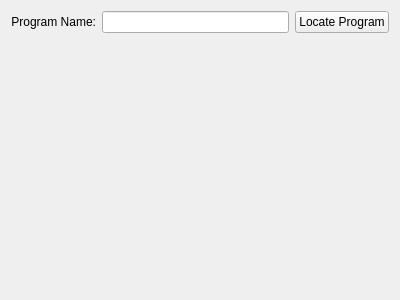
Qt form plugins/Conditions/ProcessOpened/createprocessopenedconditionwidget.ui (KDE/simon) before a commit.
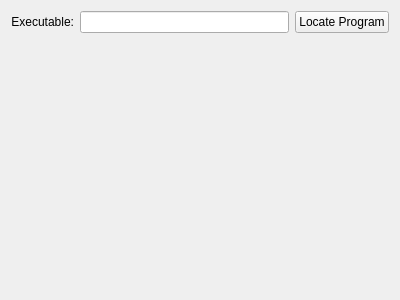
The same form after that commit. Custom widgets are drawn as their Qt base class.

Commit message:
Removing redundant feature from active window condition
Process name checking should instead be done by the process opened
condition

Patch:
```diff
--- a/plugins/Conditions/ProcessOpened/createprocessopenedconditionwidget.ui
+++ b/plugins/Conditions/ProcessOpened/createprocessopenedconditionwidget.ui
@@ -16,7 +16,7 @@
      <item>
       <widget class="QLabel" name="lbProgramName">
        <property name="text">
-        <string>Program Name:</string>
+        <string>Executable:</string>
        </property>
        <property name="alignment">
         <set>Qt::AlignRight|Qt::AlignTrailing|Qt::AlignVCenter</set>
```
The commit also changes 5 other files.
